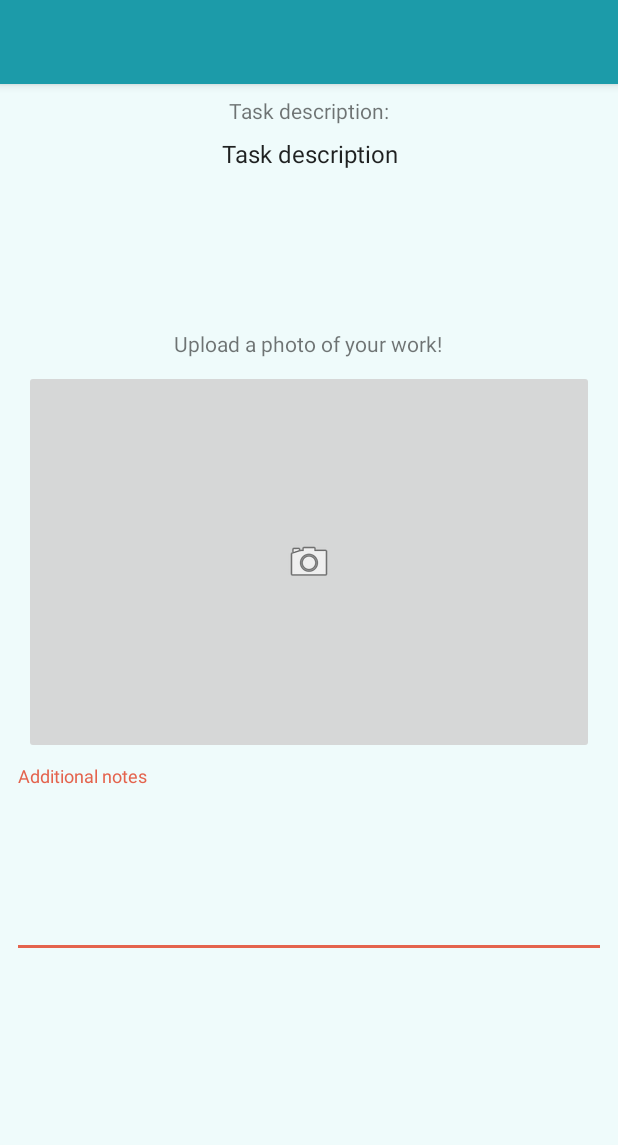
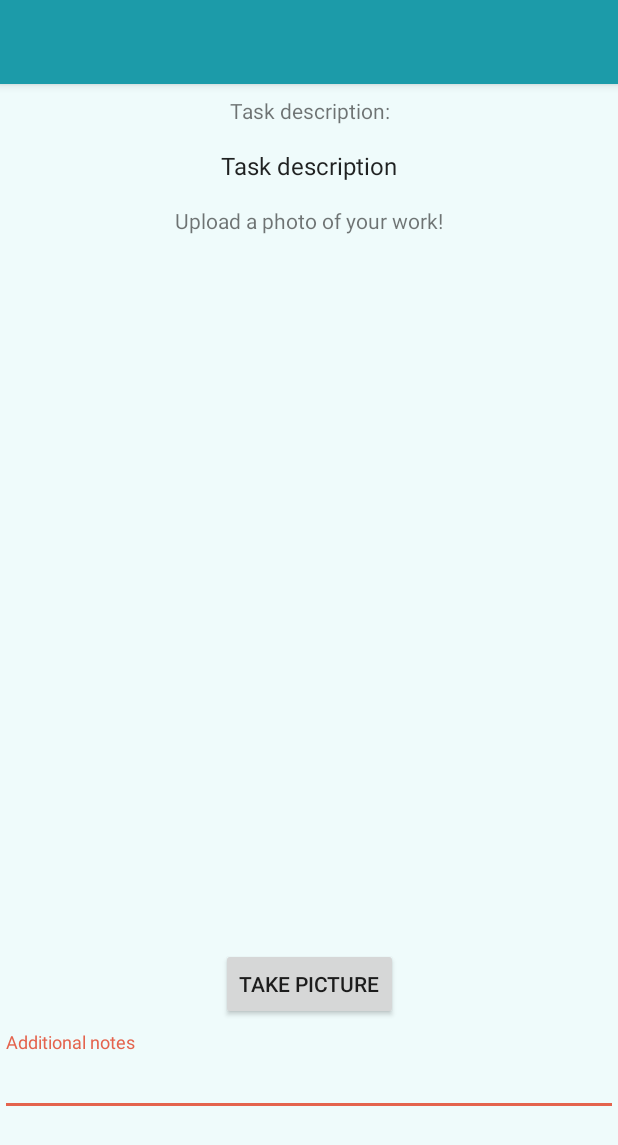
Before and after one commit to hayeb/SDE, an Android app: the layout activity_task_complete.xml on its own in the app's theme, with its tools: preview values and no code run, on a phone screen of 412 x 824 dp. Shown: the top 1145 px of the screen. Run offline under Robolectric (Android 15) with nearby library versions, the phone set to English and light mode, and no system bars.

Commit message:
Users can take picture when completing task
- Clicking on a task in the activity overview shows the description upon
completion and the picturem if available

```diff
--- a/propr-app/app/src/main/java/giphouse/nl/proprapp/dagger/NetModule.java
+++ b/propr-app/app/src/main/java/giphouse/nl/proprapp/dagger/NetModule.java
@@ -48,6 +48,7 @@ public class NetModule {
 	Gson provideGson() {
 		final GsonBuilder gsonBuilder = new GsonBuilder();
 		gsonBuilder.setFieldNamingPolicy(FieldNamingPolicy.IDENTITY);
+		gsonBuilder.registerTypeAdapter(byte[].class, new ByteArrayToBase64TypeAdapter());
 		return gsonBuilder.create();
 	}
 
--- a/propr-app/app/src/main/java/giphouse/nl/proprapp/dagger/ProprApplicationComponent.java
+++ b/propr-app/app/src/main/java/giphouse/nl/proprapp/dagger/ProprApplicationComponent.java
@@ -7,7 +7,6 @@ import giphouse.nl.proprapp.SplashActivity;
 import giphouse.nl.proprapp.account.service.AuthenticatorService;
 import giphouse.nl.proprapp.account.ui.LoginActivity;
 import giphouse.nl.proprapp.account.ui.RegisterAccountActivity;
-import giphouse.nl.proprapp.service.group.GroupListAdapter;
 import giphouse.nl.proprapp.ui.group.GroupAddActivity;
 import giphouse.nl.proprapp.ui.group.GroupJoinActivity;
 import giphouse.nl.proprapp.ui.group.GroupListActivity;
@@ -17,6 +16,7 @@ import giphouse.nl.proprapp.ui.group.overview.GroupMyTasksFragment;
 import giphouse.nl.proprapp.ui.group.overview.GroupOverviewActivity;
 import giphouse.nl.proprapp.ui.group.overview.GroupScheduleFragment;
 import giphouse.nl.proprapp.ui.task.CompleteTaskActivity;
+import giphouse.nl.proprapp.ui.task.ShowCompletedTaskActivity;
 
 /**
  * @author haye
@@ -50,4 +50,6 @@ public interface ProprApplicationComponent {
 	void inject(CompleteTaskActivity completeTaskActivity);
 
 	void inject(GroupOverviewActivity groupOverviewActivity);
+
+	void inject(ShowCompletedTaskActivity showCompletedTaskActivity);
 }
--- a/propr-app/app/src/main/java/giphouse/nl/proprapp/service/task/TaskService.java
+++ b/propr-app/app/src/main/java/giphouse/nl/proprapp/service/task/TaskService.java
@@ -4,6 +4,7 @@ import java.util.List;
 
 import nl.giphouse.propr.dto.task.TaskCompletionDto;
 import nl.giphouse.propr.dto.task.TaskDto;
+import nl.giphouse.propr.dto.task.TaskImagePayload;
 import retrofit2.Call;
 import retrofit2.http.Body;
 import retrofit2.http.GET;
@@ -28,4 +29,7 @@ public interface TaskService {
 	@POST("api/task/{taskId}/complete")
 	Call<Void> completeTask(@Path("taskId") Long taskId, @Body TaskCompletionDto taskCompletionDto);
 
+	@GET("api/task/{taskId}/image")
+	Call<TaskImagePayload> getTaskImage(@Path("taskId") long taskId);
+
 }
--- a/propr-app/app/src/main/res/drawable/ic_assignment_turned_in_black_24dp.xml
+++ b/propr-app/app/src/main/res/drawable/ic_assignment_turned_in_black_24dp.xml
@@ -4,6 +4,6 @@
         android:viewportWidth="24.0"
         android:viewportHeight="24.0">
     <path
-        android:fillColor="#FF000000"
+        android:fillColor="@color/colorPrimary"
         android:pathData="M19,3h-4.18C14.4,1.84 13.3,1 12,1c-1.3,0 -2.4,0.84 -2.82,2L5,3c-1.1,0 -2,0.9 -2,2v14c0,1.1 0.9,2 2,2h14c1.1,0 2,-0.9 2,-2L21,5c0,-1.1 -0.9,-2 -2,-2zM12,3c0.55,0 1,0.45 1,1s-0.45,1 -1,1 -1,-0.45 -1,-1 0.45,-1 1,-1zM10,17l-4,-4 1.41,-1.41L10,14.17l6.59,-6.59L18,9l-8,8z"/>
 </vector>
--- a/propr-app/app/src/main/res/layout/activity_task_complete.xml
+++ b/propr-app/app/src/main/res/layout/activity_task_complete.xml
@@ -1,133 +1,149 @@
 <?xml version="1.0" encoding="utf-8"?>
-<LinearLayout xmlns:android="http://schemas.android.com/apk/res/android"
+<android.support.constraint.ConstraintLayout xmlns:android="http://schemas.android.com/apk/res/android"
 	xmlns:app="http://schemas.android.com/apk/res-auto"
 	xmlns:tools="http://schemas.android.com/tools"
+	android:id="@+id/linearLayout4"
 	android:layout_width="match_parent"
 	android:layout_height="match_parent"
-	tools:context="giphouse.nl.proprapp.ui.task.CompleteTaskActivity"
 	android:background="@color/colorBackground"
-	android:orientation="vertical">
+	android:orientation="vertical"
+	tools:context="giphouse.nl.proprapp.ui.task.CompleteTaskActivity">
 
 	<android.support.design.widget.AppBarLayout
-		android:layout_width="match_parent"
+		android:id="@+id/appBarLayout3"
+		android:layout_width="0dp"
 		android:layout_height="wrap_content"
-		android:theme="@style/ProprTheme.AppBarOverlay">
+		android:theme="@style/ProprTheme.AppBarOverlay"
+		app:layout_constraintEnd_toEndOf="parent"
+		app:layout_constraintStart_toStartOf="parent"
+		app:layout_constraintTop_toTopOf="parent"
+		tools:layout_conversion_absoluteHeight="56dp"
+		tools:layout_conversion_absoluteWidth="411dp">
 
 		<android.support.v7.widget.Toolbar
 			android:id="@+id/toolbar"
 			android:layout_width="match_parent"
-			android:layout_height="?attr/actionBarSize"
+			android:layout_height="wrap_content"
 			android:background="?attr/colorPrimary"
-			app:popupTheme="@style/ProprTheme.PopupOverlay" />
+			app:popupTheme="@style/ProprTheme.PopupOverlay"
+			tools:layout_conversion_absoluteHeight="56dp"
+			tools:layout_conversion_absoluteWidth="411dp"
+			tools:layout_editor_absoluteX="0dp"
+			tools:layout_editor_absoluteY="0dp" />
 
 	</android.support.design.widget.AppBarLayout>
-
-	<ScrollView
-		android:layout_width="match_parent"
-		android:layout_height="match_parent">
-
-		<android.support.constraint.ConstraintLayout
-			android:layout_width="match_parent"
-			android:layout_height="wrap_content"
-			app:layout_behavior="@string/appbar_scrolling_view_behavior">
 
 	<TextView
 		android:id="@+id/task_description_title"
 		android:layout_width="wrap_content"
 		android:layout_height="wrap_content"
-				android:layout_marginEnd="8dp"
-				android:layout_marginStart="8dp"
 		android:layout_marginTop="8dp"
 		android:text="@string/title_task_description"
+		android:textAlignment="center"
 		android:textAppearance="@style/TextAppearance.AppCompat.Small"
 		app:layout_constraintEnd_toEndOf="parent"
+		app:layout_constraintHorizontal_bias="0.5"
 		app:layout_constraintStart_toStartOf="parent"
-				app:layout_constraintTop_toTopOf="parent" />
+		app:layout_constraintTop_toBottomOf="@+id/appBarLayout3"
+		tools:layout_conversion_absoluteHeight="19dp"
+		tools:layout_conversion_absoluteWidth="395dp" />
 
-			<ScrollView
-				android:id="@+id/scrollView2"
-				android:layout_width="0dp"
-				android:layout_height="128dp"
-				android:layout_marginEnd="8dp"
-				android:layout_marginStart="8dp"
-				app:layout_constraintEnd_toEndOf="parent"
-				app:layout_constraintStart_toStartOf="parent"
-				app:layout_constraintTop_toBottomOf="@+id/task_description_title">
-
-				<LinearLayout
-					android:layout_width="match_parent"
-					android:layout_height="wrap_content"
-					android:orientation="vertical">
 
 	<TextView
 		android:id="@+id/task_description"
-						android:layout_width="match_parent"
+		android:layout_width="wrap_content"
 		android:layout_height="wrap_content"
 		android:layout_marginEnd="8dp"
 		android:layout_marginStart="8dp"
-						android:layout_marginTop="8dp"
+		android:layout_marginTop="16dp"
 		android:text="@string/placeholder_task_description"
 		android:textAlignment="center"
 		android:textAppearance="@style/TextAppearance.AppCompat.Body1"
 		android:textSize="16sp"
 		app:layout_constraintEnd_toEndOf="parent"
+		app:layout_constraintHorizontal_bias="0.498"
 		app:layout_constraintStart_toStartOf="parent"
-						app:layout_constraintTop_toBottomOf="@+id/task_description_title" />
-				</LinearLayout>
-			</ScrollView>
+		app:layout_constraintTop_toBottomOf="@+id/task_description_title"
+		tools:layout_conversion_absoluteHeight="20dp"
+		tools:layout_conversion_absoluteWidth="379dp" />
+
 
 	<TextView
 		android:id="@+id/textView5"
 		android:layout_width="wrap_content"
 		android:layout_height="wrap_content"
-				android:layout_marginEnd="8dp"
-				android:layout_marginStart="8dp"
-				android:layout_marginTop="8dp"
+		android:layout_marginTop="16dp"
 		android:text="@string/title_photo_upload"
+		android:textAlignment="center"
 		android:textAppearance="@style/TextAppearance.AppCompat.Small"
 		app:layout_constraintEnd_toEndOf="parent"
 		app:layout_constraintHorizontal_bias="0.497"
 		app:layout_constraintStart_toStartOf="parent"
-				app:layout_constraintTop_toBottomOf="@+id/scrollView2" />
+		app:layout_constraintTop_toBottomOf="@+id/task_description"
+		tools:layout_conversion_absoluteHeight="19dp"
+		tools:layout_conversion_absoluteWidth="395dp" />
 
-			<ImageButton
+	<ImageView
 		android:id="@+id/task_complete_image"
-				android:layout_width="0dp"
-				android:layout_height="256dp"
-				android:layout_marginEnd="16dp"
-				android:layout_marginStart="16dp"
-				android:layout_marginTop="8dp"
+		style="@style/Widget.AppCompat.ImageButton"
+		android:layout_width="wrap_content"
+		android:layout_height="wrap_content"
+		android:layout_marginBottom="16dp"
+		android:layout_marginEnd="8dp"
+		android:layout_marginStart="8dp"
+		android:layout_marginTop="16dp"
+		android:adjustViewBounds="true"
 		android:contentDescription="@string/title_photo_upload"
+		android:cropToPadding="true"
+		android:padding="0dp"
+		android:paddingBottom="0dp"
+		android:paddingEnd="0dp"
+		android:paddingLeft="0dp"
+		android:paddingRight="0dp"
+		android:paddingStart="0dp"
+		android:paddingTop="0dp"
+		android:scaleType="centerInside"
+		android:visibility="invisible"
+		app:layout_constraintBottom_toTopOf="@+id/take_picture_button"
 		app:layout_constraintEnd_toEndOf="parent"
-				app:layout_constraintHorizontal_bias="0.0"
+		app:layout_constraintHorizontal_bias="0.498"
 		app:layout_constraintStart_toStartOf="parent"
-				app:layout_constraintTop_toBottomOf="@+id/textView5"
-				app:srcCompat="@drawable/ic_menu_camera" />
+		app:layout_constraintTop_toBottomOf="@+id/textView5" />
 
 	<android.support.design.widget.TextInputLayout
 		android:id="@+id/textInputLayout5"
-				android:layout_width="match_parent"
+		android:layout_width="0dp"
 		android:layout_height="128dp"
 		android:layout_marginBottom="8dp"
-				android:layout_marginEnd="8dp"
-				android:layout_marginStart="8dp"
-				android:layout_marginTop="8dp"
 		app:layout_constraintBottom_toBottomOf="parent"
 		app:layout_constraintEnd_toEndOf="parent"
-				app:layout_constraintHorizontal_bias="0.0"
+		app:layout_constraintHorizontal_bias="0.547"
 		app:layout_constraintStart_toStartOf="parent"
-				app:layout_constraintTop_toBottomOf="@+id/task_complete_image">
+		tools:layout_conversion_absoluteHeight="128dp"
+		tools:layout_conversion_absoluteWidth="395dp">
 
 		<android.support.design.widget.TextInputEditText
 			android:id="@+id/task_completion_notes"
 			android:layout_width="match_parent"
-					android:layout_height="match_parent"
+			android:layout_height="wrap_content"
 			android:hint="@string/hint_complete_task_additional_notes"
 			android:inputType="textMultiLine"
-					android:singleLine="false" />
+			android:singleLine="false"
+			tools:layout_conversion_absoluteHeight="116dp"
+			tools:layout_conversion_absoluteWidth="395dp"
+			tools:layout_editor_absoluteX="8dp"
+			tools:layout_editor_absoluteY="323dp" />
 	</android.support.design.widget.TextInputLayout>
 
+	<Button
+		android:id="@+id/take_picture_button"
+		android:layout_width="wrap_content"
+		android:layout_height="wrap_content"
+		android:layout_marginBottom="8dp"
+		android:layout_marginEnd="8dp"
+		android:layout_marginStart="8dp"
+		android:text="@string/take_picture"
+		app:layout_constraintBottom_toTopOf="@+id/textInputLayout5"
+		app:layout_constraintEnd_toEndOf="parent"
+		app:layout_constraintStart_toStartOf="parent" />
 </android.support.constraint.ConstraintLayout>
-	</ScrollView>
-
-</LinearLayout>
--- /dev/null
+++ b/propr-app/app/src/main/res/xml/file_paths.xml
@@ -0,0 +1,4 @@
+<?xml version="1.0" encoding="utf-8"?>
+<paths>
+	<external-path name="my_images" path="Android/data/giphouse.nl.proprapp/files/Pictures" />
+</paths>
--- a/propr-interfaces/src/main/java/nl/giphouse/propr/dto/task/TaskDto.java
+++ b/propr-interfaces/src/main/java/nl/giphouse/propr/dto/task/TaskDto.java
@@ -27,4 +27,8 @@ public class TaskDto
 	private TaskStatus status;
 
 	private TaskWeight weight;
+
+	private String completionNotes;
+
+	private String completionDate;
 }
```
Also changed, not shown: propr-app/app/src/main/AndroidManifest.xml (+36 -17 lines), propr-app/app/src/main/java/giphouse/nl/proprapp/dagger/ByteArrayToBase64TypeAdapter.java (added, +28 -0 lines), propr-app/app/src/main/java/giphouse/nl/proprapp/ui/group/overview/GroupOverviewActivity.java (+19 -9 lines), propr-app/app/src/main/java/giphouse/nl/proprapp/ui/task/CompleteTaskActivity.java (+123 -37 lines), propr-app/app/src/main/java/giphouse/nl/proprapp/ui/task/ShowCompletedTaskActivity.java (added, +124 -0 lines), propr-app/app/src/main/res/layout/activity_show_completed_task.xml (added, +78 -0 lines), propr-app/app/src/main/res/values/strings.xml (+8 -1 lines), propr-backend/src/main/java/nl/giphouse/propr/controller/TaskController.java (+27 -14 lines), propr-backend/src/main/java/nl/giphouse/propr/model/task/TaskFactory.java (+24 -4 lines), propr-interfaces/src/main/java/nl/giphouse/propr/dto/task/TaskImagePayload.java (added, +16 -0 lines), 2 other files. Lines whose indentation alone changed are shown as unchanged.
